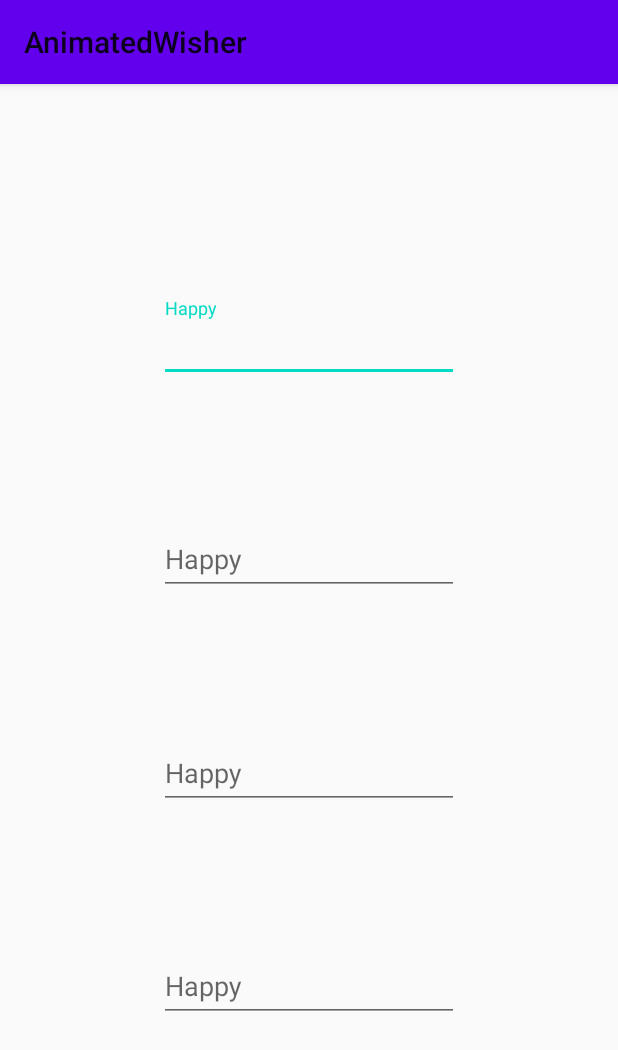
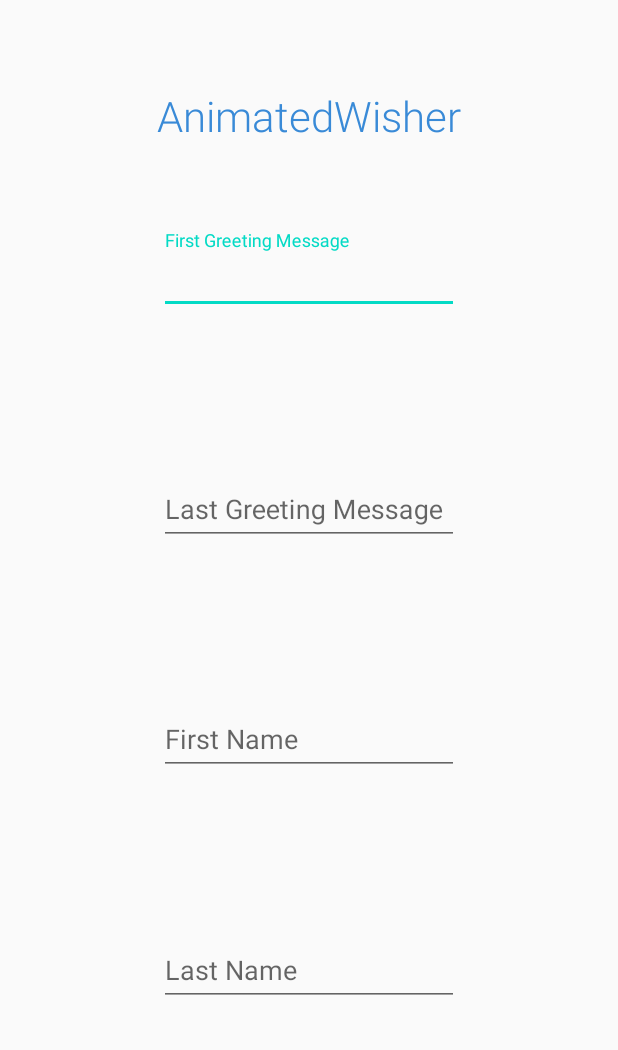
Before and after one commit to sidhuparas/AnimatedWisher, an Android app: the screen it shows after launch (MainActivity), on a phone screen of 412 x 824 dp. Shown: the top 1050 px of the screen. Run offline under Robolectric (Android 15) with nearby library versions, the phone set to English and light mode, and no system bars.

Commit message:
Main UI animations and WishActivity setup

```diff
--- a/app/src/main/AndroidManifest.xml
+++ b/app/src/main/AndroidManifest.xml
@@ -9,7 +9,10 @@
         android:roundIcon="@mipmap/ic_launcher_round"
         android:supportsRtl="true"
         android:theme="@style/AppTheme">
-        <activity android:name=".MainActivity">
+        <activity android:name=".WishActivity"></activity>
+        <activity
+            android:name=".MainActivity"
+            android:windowSoftInputMode="adjustResize">
             <intent-filter>
                 <action android:name="android.intent.action.MAIN" />
 
--- /dev/null
+++ b/app/src/main/java/com/parassidhu/animatedwisher/ExtensionFunctions.kt
@@ -0,0 +1,7 @@
+package com.parassidhu.animatedwisher
+
+import android.content.Context
+import androidx.annotation.ColorRes
+import androidx.core.content.ContextCompat
+
+fun Context.color(@ColorRes resId: Int) = ContextCompat.getColor(this, resId)
--- a/app/src/main/java/com/parassidhu/animatedwisher/MainActivity.kt
+++ b/app/src/main/java/com/parassidhu/animatedwisher/MainActivity.kt
@@ -1,11 +1,47 @@
 package com.parassidhu.animatedwisher
 
+import android.animation.ObjectAnimator
+import android.graphics.Color
+import android.os.Bundle
+import android.view.animation.AccelerateInterpolator
+import android.view.animation.DecelerateInterpolator
 import androidx.appcompat.app.AppCompatActivity
-import android.os.Bundle
+import androidx.core.content.ContextCompat
+import kotlinx.android.synthetic.main.activity_main.*
 
 class MainActivity : AppCompatActivity() {
+
     override fun onCreate(savedInstanceState: Bundle?) {
         super.onCreate(savedInstanceState)
         setContentView(R.layout.activity_main)
+
+        animateTitle()
+    }
+
+    private fun animateTitle() {
+        ObjectAnimator.ofArgb(
+            appName,
+            "textColor",
+            Color.BLACK,
+            color(R.color.royal_blue)
+        ).apply {
+            duration = 3000
+            start()
+        }
+
+        appName.animate()
+            .scaleX(1.5f)
+            .scaleY(1.5f)
+            .setInterpolator(AccelerateInterpolator())
+            .setDuration(1500L)
+            .withEndAction {
+                appName.animate()
+                    .scaleX(1f)
+                    .scaleY(1f)
+                    .setDuration(1500L)
+                    .setInterpolator(DecelerateInterpolator())
+                    .start()
+            }
+            .start()
     }
 }
--- a/app/src/main/res/layout/activity_main.xml
+++ b/app/src/main/res/layout/activity_main.xml
@@ -1,69 +1,88 @@
 <?xml version="1.0" encoding="utf-8"?>
-<androidx.constraintlayout.widget.ConstraintLayout xmlns:android="http://schemas.android.com/apk/res/android"
+<androidx.core.widget.NestedScrollView xmlns:android="http://schemas.android.com/apk/res/android"
     xmlns:app="http://schemas.android.com/apk/res-auto"
     xmlns:tools="http://schemas.android.com/tools"
     android:layout_width="match_parent"
     android:layout_height="match_parent"
+    android:fillViewport="true">
+
+    <androidx.constraintlayout.widget.ConstraintLayout
+        android:layout_width="match_parent"
+        android:layout_height="match_parent"
         tools:context=".MainActivity">
 
-  <com.google.android.material.textfield.TextInputLayout
+      <TextView
+          android:id="@+id/appName"
           android:layout_width="wrap_content"
           android:layout_height="wrap_content"
-      app:layout_constraintVertical_bias="0.2"
+          android:text="@string/app_name"
+          android:fontFamily="sans-serif-light"
+          android:textSize="28sp"
+          app:layout_constraintBottom_toTopOf="@+id/textInputLayout"
+          app:layout_constraintEnd_toEndOf="parent"
+          app:layout_constraintStart_toStartOf="parent"
+          app:layout_constraintTop_toTopOf="parent" />
+
+      <com.google.android.material.textfield.TextInputLayout
+          android:id="@+id/textInputLayout"
+          android:layout_width="wrap_content"
+          android:layout_height="wrap_content"
           app:layout_constraintBottom_toBottomOf="parent"
           app:layout_constraintEnd_toEndOf="parent"
           app:layout_constraintStart_toStartOf="parent"
-      app:layout_constraintTop_toTopOf="parent">
+          app:layout_constraintTop_toTopOf="parent"
+          app:layout_constraintVertical_bias="0.2">
 
         <EditText
             android:layout_width="200dp"
             android:layout_height="wrap_content"
-        android:hint="Happy" />
-  </com.google.android.material.textfield.TextInputLayout>
-
-
-  <com.google.android.material.textfield.TextInputLayout
-      android:layout_width="wrap_content"
-      android:layout_height="wrap_content"
-      app:layout_constraintVertical_bias="0.4"
-      app:layout_constraintBottom_toBottomOf="parent"
-      app:layout_constraintEnd_toEndOf="parent"
-      app:layout_constraintStart_toStartOf="parent"
-      app:layout_constraintTop_toTopOf="parent">
-
-    <EditText
-        android:layout_width="200dp"
-        android:layout_height="wrap_content"
-        android:hint="Happy" />
+            android:hint="First Greeting Message" />
       </com.google.android.material.textfield.TextInputLayout>
 
         <com.google.android.material.textfield.TextInputLayout
             android:layout_width="wrap_content"
             android:layout_height="wrap_content"
-      app:layout_constraintVertical_bias="0.6"
             app:layout_constraintBottom_toBottomOf="parent"
             app:layout_constraintEnd_toEndOf="parent"
             app:layout_constraintStart_toStartOf="parent"
-      app:layout_constraintTop_toTopOf="parent">
+            app:layout_constraintTop_toTopOf="parent"
+            app:layout_constraintVertical_bias="0.4">
 
             <EditText
                 android:layout_width="200dp"
                 android:layout_height="wrap_content"
-        android:hint="Happy" />
+                android:hint="Last Greeting Message" />
         </com.google.android.material.textfield.TextInputLayout>
 
         <com.google.android.material.textfield.TextInputLayout
             android:layout_width="wrap_content"
             android:layout_height="wrap_content"
-      app:layout_constraintVertical_bias="0.8"
             app:layout_constraintBottom_toBottomOf="parent"
             app:layout_constraintEnd_toEndOf="parent"
             app:layout_constraintStart_toStartOf="parent"
-      app:layout_constraintTop_toTopOf="parent">
+            app:layout_constraintTop_toTopOf="parent"
+            app:layout_constraintVertical_bias="0.6">
 
             <EditText
                 android:layout_width="200dp"
                 android:layout_height="wrap_content"
-        android:hint="Happy" />
+                android:hint="First Name" />
+        </com.google.android.material.textfield.TextInputLayout>
+
+        <com.google.android.material.textfield.TextInputLayout
+            android:layout_width="wrap_content"
+            android:layout_height="wrap_content"
+            app:layout_constraintBottom_toBottomOf="parent"
+            app:layout_constraintEnd_toEndOf="parent"
+            app:layout_constraintStart_toStartOf="parent"
+            app:layout_constraintTop_toTopOf="parent"
+            app:layout_constraintVertical_bias="0.8">
+
+            <EditText
+                android:layout_width="200dp"
+                android:layout_height="wrap_content"
+                android:hint="Last Name" />
         </com.google.android.material.textfield.TextInputLayout>
     </androidx.constraintlayout.widget.ConstraintLayout>
+
+</androidx.core.widget.NestedScrollView>
--- a/app/src/main/res/values/colors.xml
+++ b/app/src/main/res/values/colors.xml
@@ -3,4 +3,5 @@
     <color name="colorPrimary">#6200EE</color>
     <color name="colorPrimaryDark">#3700B3</color>
     <color name="colorAccent">#03DAC5</color>
+    <color name="royal_blue">#398AD7</color>
 </resources>
--- a/app/src/main/res/values/styles.xml
+++ b/app/src/main/res/values/styles.xml
@@ -1,6 +1,6 @@
 <resources>
     <!-- Base application theme. -->
-    <style name="AppTheme" parent="Theme.MaterialComponents.DayNight.Bridge">
+    <style name="AppTheme" parent="Theme.MaterialComponents.DayNight.NoActionBar.Bridge">
         <!-- Customize your theme here. -->
         <item name="colorPrimary">@color/colorPrimary</item>
         <item name="colorPrimaryDark">@color/colorPrimaryDark</item>
```
Also changed, not shown: app/src/main/java/com/parassidhu/animatedwisher/WishActivity.kt (added, +31 -0 lines), app/src/main/java/com/parassidhu/animatedwisher/WishData.kt (added, +12 -0 lines), app/src/main/res/layout/activity_wish.xml (added, +9 -0 lines). Lines whose indentation alone changed are shown as unchanged.
